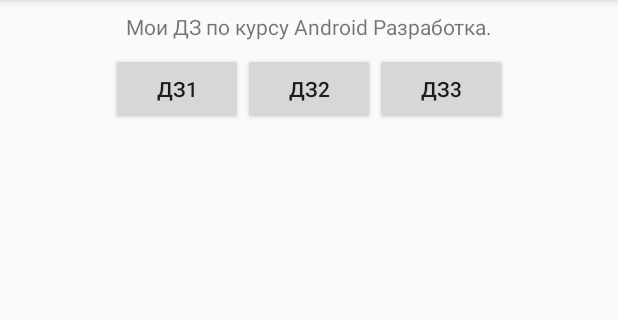
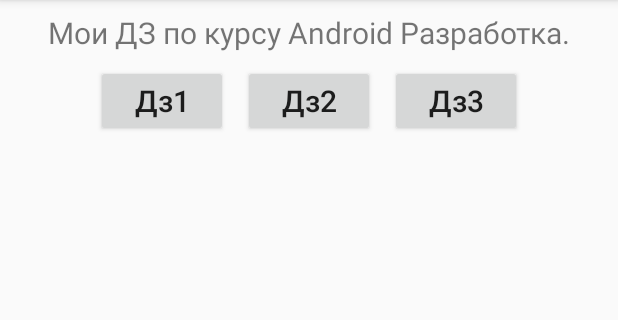
Before and after one commit to EvgenBES/StudyProject, an Android app: the screen it shows after launch (MainActivity), on a phone screen of 412 x 824 dp, the part 84-404 px from its top. Run offline under Robolectric (Android 15) with nearby library versions, the phone set to English and light mode, and no system bars.

Commit message:
Main activity - updated. Made buttonDz1 - active click and transition to 2Activity

```diff
--- a/app/src/main/java/com/example/fox/besproject/MainActivity.java
+++ b/app/src/main/java/com/example/fox/besproject/MainActivity.java
@@ -1,13 +1,34 @@
 package com.example.fox.besproject;
 
+import android.content.Intent;
+import android.os.Bundle;
 import android.support.v7.app.AppCompatActivity;
-import android.os.Bundle;
+import android.view.View;
+import android.widget.Button;
 
-public class MainActivity extends AppCompatActivity {
+public class MainActivity extends AppCompatActivity implements View.OnClickListener {
+
+    Button buttonDz1;
 
     @Override
     protected void onCreate(Bundle savedInstanceState) {
         super.onCreate(savedInstanceState);
         setContentView(R.layout.main);
+
+        buttonDz1 = (Button) findViewById(R.id.buttonDz1);
+        buttonDz1.setOnClickListener(this);
+    }
+
+
+    @Override
+    public void onClick(View view) {
+        switch (view.getId()){
+            case R.id.buttonDz1:
+                Intent intent = new Intent(this, Dz1Activity.class);
+                startActivity(intent);
+                break;
+            default:
+                break;
+        }
     }
 }
--- a/app/src/main/res/layout/main.xml
+++ b/app/src/main/res/layout/main.xml
@@ -27,6 +27,7 @@
             android:layout_width="0dp"
             android:layout_height="wrap_content"
             android:layout_weight="1"
+            android:textSize="20dp"
             android:gravity="center"
             android:text="@string/headText" />
 
@@ -46,24 +47,32 @@
         app:layout_constraintTop_toBottomOf="@+id/linearLayout2">
 
         <Button
-            android:id="@+id/button2"
+            android:id="@+id/buttonDz1"
             android:layout_width="wrap_content"
             android:layout_height="wrap_content"
             android:layout_weight="1"
-            android:text="@string/buttonDz1" />
+            android:text="@string/buttonDz1"
+            android:textSize="20dp"
+            android:textAllCaps="false"/>
 
         <Button
-            android:id="@+id/button3"
+            android:id="@+id/buttonDz2"
             android:layout_width="wrap_content"
             android:layout_height="wrap_content"
             android:layout_weight="1"
-            android:text="@string/buttonDz2" />
+            android:textSize="20dp"
+            android:layout_marginRight="10dp"
+            android:layout_marginLeft="10dp"
+            android:text="@string/buttonDz2"
+            android:textAllCaps="false"/>
 
         <Button
-            android:id="@+id/button4"
+            android:id="@+id/buttonDz3"
             android:layout_width="wrap_content"
             android:layout_height="wrap_content"
             android:layout_weight="1"
-            android:text="@string/buttonDz3" />
+            android:textSize="20dp"
+            android:text="@string/buttonDz3"
+            android:textAllCaps="false"/>
     </LinearLayout>
 </android.support.constraint.ConstraintLayout>
```
Also changed, not shown: app/src/main/res/layout/dz1_activity.xml (+9 -3 lines).
